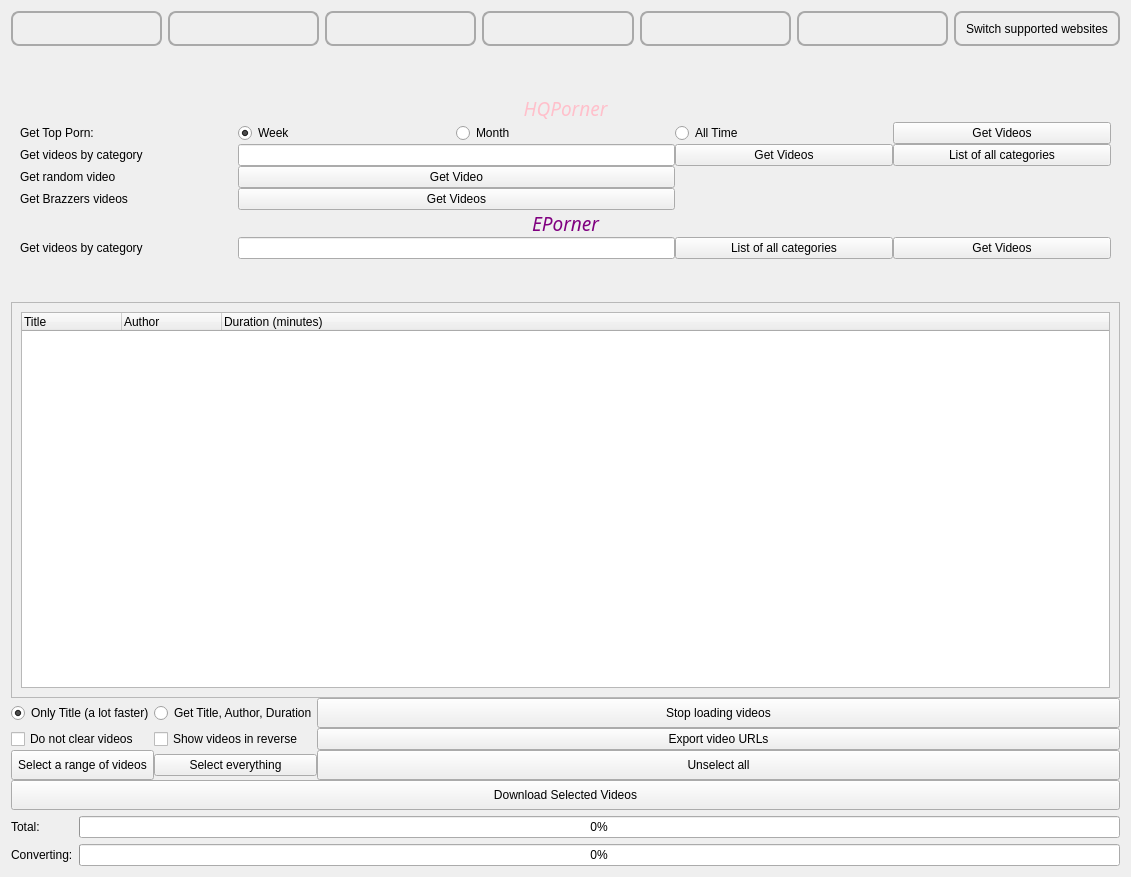
Above: src/frontend/form_desktop.ui from EchterAlsFake/Porn_Fetch before the change. Below: the same form after it.
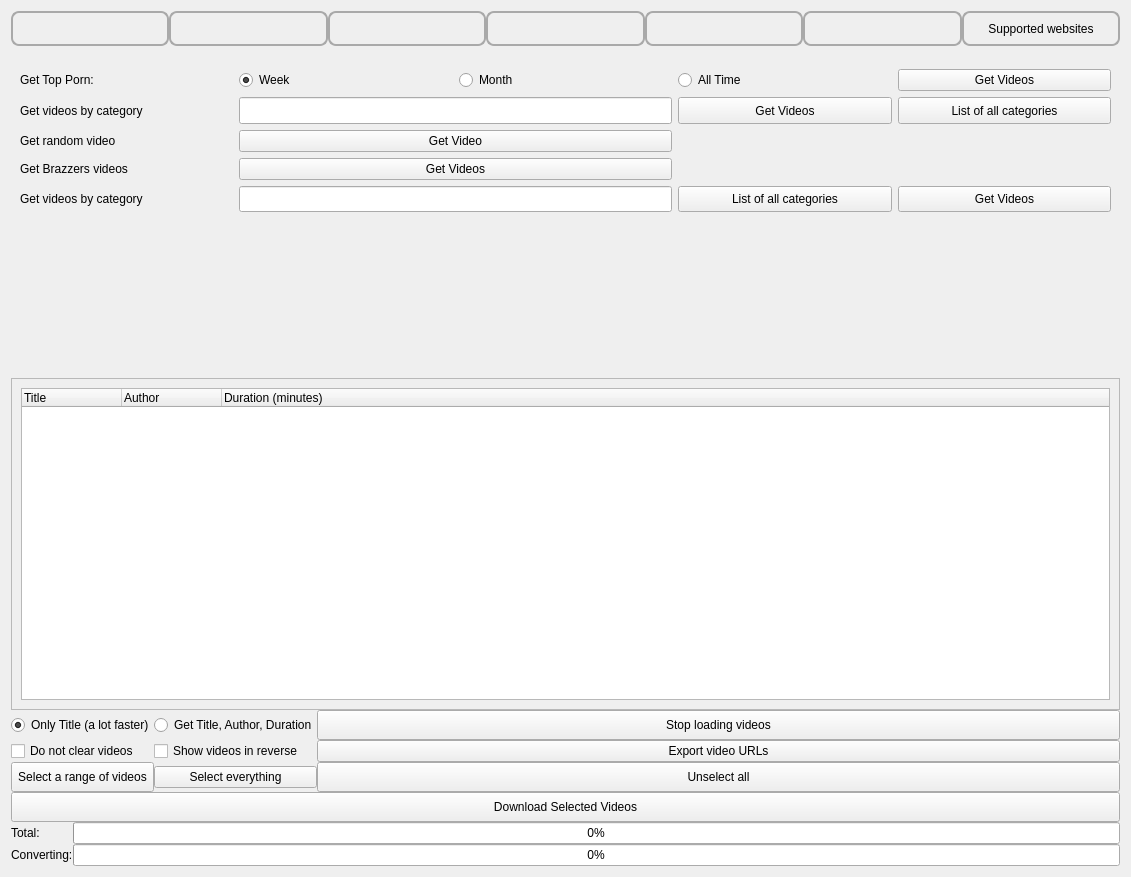
That is the form after the change. The open tabs and pages were chosen to show the change.

Commit message: - we are close .....

What changed in the file:
```diff
--- a/src/frontend/form_desktop.ui
+++ b/src/frontend/form_desktop.ui
@@ -11,7 +11,7 @@
    </rect>
   </property>
   <property name="sizePolicy">
-   <sizepolicy hsizetype="Preferred" vsizetype="Preferred">
+   <sizepolicy hsizetype="Preferred" vsizetype="Fixed">
     <horstretch>0</horstretch>
     <verstretch>0</verstretch>
    </sizepolicy>
@@ -19,7 +19,7 @@
   <property name="minimumSize">
    <size>
     <width>100</width>
-    <height>50</height>
+    <height>48</height>
    </size>
   </property>
   <property name="windowTitle">
@@ -32,8 +32,14 @@
   <layout class="QGridLayout" name="gridLayout_7">
    <item row="0" column="0">
     <layout class="QVBoxLayout" name="verticalLayout_4">
+     <property name="spacing">
+      <number>0</number>
+     </property>
      <item>
       <layout class="QHBoxLayout" name="horizontalLayout">
+       <property name="spacing">
+        <number>0</number>
+       </property>
        <item>
         <widget class="QPushButton" name="button_switch_home">
          <property name="sizePolicy">
@@ -318,7 +324,7 @@
 }</string>
          </property>
          <property name="text">
-          <string>Switch supported websites</string>
+          <string>Supported websites</string>
          </property>
          <property name="iconSize">
           <size>
@@ -360,10 +366,13 @@
          </property>
          <item row="0" column="0">
           <layout class="QVBoxLayout" name="verticalLayout_3">
+           <property name="spacing">
+            <number>0</number>
+           </property>
            <item>
             <widget class="QStackedWidget" name="stacked_widget_top">
              <property name="sizePolicy">
-              <sizepolicy hsizetype="MinimumExpanding" vsizetype="Maximum">
+              <sizepolicy hsizetype="Minimum" vsizetype="Minimum">
                <horstretch>0</horstretch>
                <verstretch>0</verstretch>
               </sizepolicy>
@@ -1109,18 +1118,61 @@
               </layout>
              </widget>
              <widget class="QWidget" name="page_tools">
+              <property name="sizePolicy">
+               <sizepolicy hsizetype="Preferred" vsizetype="Fixed">
+                <horstretch>0</horstretch>
+                <verstretch>0</verstretch>
+               </sizepolicy>
+              </property>
+              <property name="minimumSize">
+               <size>
+                <width>100</width>
+                <height>30</height>
+               </size>
+              </property>
               <layout class="QGridLayout" name="gridLayout_29">
                <item row="0" column="0">
                 <layout class="QGridLayout" name="gridlayout_tools">
+                 <property name="topMargin">
+                  <number>14</number>
+                 </property>
                  <property name="spacing">
-                  <number>0</number>
+                  <number>6</number>
                  </property>
-                 <item row="1" column="2">
+                 <item row="3" column="1" colspan="2">
+                  <widget class="QPushButton" name="button_get_brazzers_videos">
+                   <property name="sizePolicy">
+                    <sizepolicy hsizetype="Preferred" vsizetype="Preferred">
+                     <horstretch>0</horstretch>
+                     <verstretch>0</verstretch>
+                    </sizepolicy>
+                   </property>
+                   <property name="minimumSize">
+                    <size>
+                     <width>0</width>
+                     <height>0</height>
+                    </size>
+                   </property>
+                   <property name="cursor">
+                    <cursorShape>PointingHandCursor</cursorShape>
+                   </property>
+                   <property name="text">
+                    <string>Get Videos</string>
+                   </property>
+                  </widget>
+                 </item>
+                 <item row="0" column="2">
                   <widget class="QRadioButton" name="radio_top_porn_month">
+                   <property name="sizePolicy">
+                    <sizepolicy hsizetype="Minimum" vsizetype="Preferred">
+                     <horstretch>0</horstretch>
+                     <verstretch>0</verstretch>
+                    </sizepolicy>
+                   </property>
                    <property name="minimumSize">
                     <size>
                      <width>0</width>
-                     <height>10</height>
+                     <height>0</height>
                     </size>
                    </property>
                    <property name="cursor">
@@ -1131,10 +1183,10 @@
                    </property>
                   </widget>
                  </item>
-                 <item row="2" column="4">
+                 <item row="1" column="4">
                   <widget class="QPushButton" name="button_list_categories">
                    <property name="sizePolicy">
-                    <sizepolicy hsizetype="Minimum" vsizetype="Fixed">
+                    <sizepolicy hsizetype="Minimum" vsizetype="Preferred">
                      <horstretch>0</horstretch>
                      <verstretch>0</verstretch>
                     </sizepolicy>
@@ -1142,7 +1194,7 @@
                    <property name="minimumSize">
                     <size>
                      <width>0</width>
-                     <height>2</height>
+                     <height>0</height>
                     </size>
                    </property>
                    <property name="cursor">
@@ -1153,26 +1205,10 @@
                    </property>
                   </widget>
                  </item>
-                 <item row="6" column="1" colspan="2">
-                  <widget class="QLineEdit" name="lineedit_videos_by_category_eporner">
-                   <property name="sizePolicy">
-                    <sizepolicy hsizetype="Expanding" vsizetype="Fixed">
-                     <horstretch>0</horstretch>
-                     <verstretch>4</verstretch>
-                    </sizepolicy>
-                   </property>
-                   <property name="minimumSize">
-                    <size>
-                     <width>100</width>
-                     <height>4</height>
-                    </size>
-                   </property>
-                  </widget>
-                 </item>
-                 <item row="6" column="4">
+                 <item row="4" column="4">
                   <widget class="QPushButton" name="button_eporner_category_get_videos">
                    <property name="sizePolicy">
-                    <sizepolicy hsizetype="Minimum" vsizetype="Fixed">
+                    <sizepolicy hsizetype="Minimum" vsizetype="Preferred">
                      <horstretch>0</horstretch>
                      <verstretch>2</verstretch>
                     </sizepolicy>
@@ -1180,7 +1216,7 @@
                    <property name="minimumSize">
                     <size>
                      <width>0</width>
-                     <height>2</height>
+                     <height>0</height>
                     </size>
                    </property>
                    <property name="cursor">
@@ -1191,23 +1227,89 @@
                    </property>
                   </widget>
                  </item>
-                 <item row="6" column="0">
+                 <item row="0" column="3">
+                  <widget class="QRadioButton" name="radio_top_porn_all_time">
+                   <property name="sizePolicy">
+                    <sizepolicy hsizetype="Minimum" vsizetype="Preferred">
+                     <horstretch>0</horstretch>
+                     <verstretch>0</verstretch>
+                    </sizepolicy>
+                   </property>
+                   <property name="minimumSize">
+                    <size>
+                     <width>0</width>
+                     <height>0</height>
+                    </size>
+                   </property>
+                   <property name="cursor">
+                    <cursorShape>PointingHandCursor</cursorShape>
+                   </property>
+                   <property name="text">
+                    <string>All Time</string>
+                   </property>
+                  </widget>
+                 </item>
+                 <item row="4" column="0">
                   <widget class="QLabel" name="label_videos_by_category_eporner">
+                   <property name="sizePolicy">
+                    <sizepolicy hsizetype="Preferred" vsizetype="Preferred">
+                     <horstretch>0</horstretch>
+                     <verstretch>0</verstretch>
+                    </sizepolicy>
+                   </property>
                    <property name="minimumSize">
                     <size>
+                     <width>100</width>
+                     <height>0</height>
+                    </size>
+                   </property>
+                   <property name="text">
+                    <string>Get videos by category</string>
+                   </property>
+                  </widget>
+                 </item>
+                 <item row="4" column="3">
+                  <widget class="QPushButton" name="button_list_categories_eporner">
+                   <property name="sizePolicy">
+                    <sizepolicy hsizetype="Minimum" vsizetype="Preferred">
+                     <horstretch>0</horstretch>
+                     <verstretch>0</verstretch>
+                    </sizepolicy>
+                   </property>
+                   <property name="minimumSize">
+                    <size>
                      <width>0</width>
-                     <height>4</height>
+                     <height>0</height>
                     </size>
                    </property>
                    <property name="text">
+                    <string>List of all categories</string>
+                   </property>
+                  </widget>
+                 </item>
+                 <item row="1" column="0">
+                  <widget class="QLabel" name="label_videos_by_category">
+                   <property name="sizePolicy">
+                    <sizepolicy hsizetype="Preferred" vsizetype="Preferred">
+                     <horstretch>0</horstretch>
+                     <verstretch>0</verstretch>
+                    </sizepolicy>
+                   </property>
+                   <property name="minimumSize">
+                    <size>
+                     <width>0</width>
+                     <height>0</height>
+                    </size>
+                   </property>
+                   <property name="text">
                     <string>Get videos by category</string>
                    </property>
                   </widget>
                  </item>
-                 <item row="2" column="1" colspan="2">
+                 <item row="1" column="1" colspan="2">
                   <widget class="QLineEdit" name="lineedit_hqporner_category">
                    <property name="sizePolicy">
-                    <sizepolicy hsizetype="Expanding" vsizetype="Fixed">
+                    <sizepolicy hsizetype="Expanding" vsizetype="Preferred">
                      <horstretch>0</horstretch>
                      <verstretch>4</verstretch>
                     </sizepolicy>
@@ -1215,52 +1317,23 @@
                    <property name="minimumSize">
                     <size>
                      <width>100</width>
-                     <height>4</height>
+                     <height>0</height>
                     </size>
                    </property>
                   </widget>
                  </item>
-                 <item row="3" column="1" colspan="2">
-                  <widget class="QPushButton" name="button_get_random_videos">
-                   <property name="sizePolicy">
-                    <sizepolicy hsizetype="Preferred" vsizetype="Fixed">
-                     <horstretch>0</horstretch>
-                     <verstretch>0</verstretch>
-                    </sizepolicy>
-                   </property>
-                   <property name="minimumSize">
-                    <size>
-                     <width>0</width>
-                     <height>10</height>
-                    </size>
-                   </property>
-                   <property name="cursor">
-                    <cursorShape>PointingHandCursor</cursorShape>
-                   </property>
-                   <property name="text">
-                    <string>Get Video</string>
-                   </property>
-                  </widget>
-                 </item>
-                 <item row="3" column="0">
-                  <widget class="QLabel" name="labe_get_random_video">
-                   <property name="minimumSize">
-                    <size>
-                     <width>0</width>
-                     <height>4</height>
-                    </size>
-                   </property>
-                   <property name="text">
-                    <string>Get random video</string>
-                   </property>
-                  </widget>
-                 </item>
-                 <item row="1" column="1">
+                 <item row="0" column="1">
                   <widget class="QRadioButton" name="radio_top_porn_week">
+                   <property name="sizePolicy">
+                    <sizepolicy hsizetype="Minimum" vsizetype="Preferred">
+                     <horstretch>0</horstretch>
+                     <verstretch>0</verstretch>
+                    </sizepolicy>
+                   </property>
                    <property name="minimumSize">
                     <size>
                      <width>0</width>
-                     <height>10</height>
+                     <height>0</height>
                     </size>
                    </property>
                    <property name="cursor">
@@ -1274,62 +1347,34 @@
                    </property>
                   </widget>
                  </item>
-                 <item row="6" column="3">
-                  <widget class="QPushButton" name="button_list_categories_eporner">
-                   <property name="sizePolicy">
-                    <sizepolicy hsizetype="Minimum" vsizetype="Fixed">
-                     <horstretch>0</horstretch>
-                     <verstretch>0</verstretch>
-                    </sizepolicy>
-                   </property>
-                   <property name="minimumSize">
-                    <size>
-                     <width>0</width>
-                     <height>2</height>
-                    </size>
-                   </property>
-                   <property name="cursor">
-                    <cursorShape>PointingHandCursor</cursorShape>
-                   </property>
-                   <property name="text">
-                    <string>List of all categories</string>
-                   </property>
-                  </widget>
-                 </item>
-                 <item row="2" column="3">
-                  <widget class="QPushButton" name="button_hqporner_category_get_videos">
-                   <property name="sizePolicy">
-                    <sizepolicy hsizetype="Minimum" vsizetype="Fixed">
-                     <horstretch>0</horstretch>
-                     <verstretch>2</verstretch>
-                    </sizepolicy>
-                   </property>
-                   <property name="minimumSize">
-                    <size>
-                     <width>0</width>
-                     <height>2</height>
-                    </size>
-                   </property>
-                   <property name="cursor">
-                    <cursorShape>PointingHandCursor</cursorShape>
-                   </property>
-                   <property name="text">
-                    <string>Get Videos</string>
-                   </property>
-                  </widget>
-                 </item>
                  <item row="4" column="1" colspan="2">
-                  <widget class="QPushButton" name="button_get_brazzers_videos">
+                  <widget class="QLineEdit" name="lineedit_videos_by_category_eporner">
                    <property name="sizePolicy">
-                    <sizepolicy hsizetype="Preferred" vsizetype="Fixed">
+                    <sizepolicy hsizetype="Expanding" vsizetype="Preferred">
                      <horstretch>0</horstretch>
-                     <verstretch>0</verstretch>
+                     <verstretch>4</verstretch>
+                    </sizepolicy>
+                   </property>
+                   <property name="minimumSize">
+                    <size>
+                     <width>100</width>
+                     <height>0</height>
+                    </size>
+                   </property>
+                  </widget>
+                 </item>
+                 <item row="1" column="3">
+                  <widget class="QPushButton" name="button_hqporner_category_get_videos">
+                   <property name="sizePolicy">
+                    <sizepolicy hsizetype="Minimum" vsizetype="Preferred">
+                     <horstretch>0</horstretch>
+                     <verstretch>2</verstretch>
                     </sizepolicy>
                    </property>
                    <property name="minimumSize">
                     <size>
                      <width>0</width>
-                     <height>10</height>
+                     <height>0</height>
                     </size>
                    </property>
                    <property name="cursor">
@@ -1340,12 +1385,37 @@
                    </property>
                   </widget>
                  </item>
-                 <item row="1" column="4">
+                 <item row="2" column="0">
+                  <widget class="QLabel" name="labe_get_random_video">
+                   <property name="sizePolicy">
+                    <sizepolicy hsizetype="Preferred" vsizetype="Preferred">
+                     <horstretch>0</horstretch>
+                     <verstretch>0</verstretch>
+                    </sizepolicy>
+                   </property>
+                   <property name="minimumSize">
+                    <size>
+                     <width>0</width>
+                     <height>0</height>
+                    </size>
+                   </property>
+                   <property name="text">
+                    <string>Get random video</string>
+                   </property>
+                  </widget>
+                 </item>
+                 <item row="0" column="4">
                   <widget class="QPushButton" name="button_top_porn_get_videos">
+                   <property name="sizePolicy">
+                    <sizepolicy hsizetype="Minimum" vsizetype="Preferred">
+                     <horstretch>0</horstretch>
+                     <verstretch>0</verstretch>
+                    </sizepolicy>
+                   </property>
                    <property name="minimumSize">
                     <size>
                      <width>0</width>
-                     <height>10</height>
+                     <height>0</height>
                     </size>
                    </property>
                    <property name="cursor">
@@ -1356,25 +1426,18 @@
                    </property>
                   </widget>
                  </item>
-                 <item row="2" column="0">
-                  <widget class="QLabel" name="label_videos_by_category">
-                   <property name="minimumSize">
-                    <size>
-                     <width>0</width>
-                     <height>4</height>
-                    </size>
-                   </property>
-                   <property name="text">
-                    <string>Get videos by category</string>
-                   </property>
-                  </widget>
-                 </item>
-                 <item row="4" column="0">
+                 <item row="3" column="0">
                   <widget class="QLabel" name="label_get_brazzers_videos">
+                   <property name="sizePolicy">
+                    <sizepolicy hsizetype="Preferred" vsizetype="Preferred">
+                     <horstretch>0</horstretch>
+                     <verstretch>0</verstretch>
+                    </sizepolicy>
+                   </property>
                    <property name="minimumSize">
                     <size>
                      <width>0</width>
-                     <height>4</height>
+                     <height>0</height>
                     </size>
                    </property>
                    <property name="text">
@@ -1382,99 +1445,62 @@
                    </property>
                   </widget>
                  </item>
-                 <item row="1" column="3">
-                  <widget class="QRadioButton" name="radio_top_porn_all_time">
-                   <property name="minimumSize">
-                    <size>
-                     <width>0</width>
-                     <height>10</height>
-                    </size>
-                   </property>
-                   <property name="cursor">
-                    <cursorShape>PointingHandCursor</cursorShape>
-                   </property>
-                   <property name="text">
-                    <string>All Time</string>
-                   </property>
-                  </widget>
-                 </item>
-                 <item row="5" column="0" colspan="5">
-                  <widget class="QLabel" name="label_3">
-                   <property name="sizePolicy">
-                    <sizepolicy hsizetype="Preferred" vsizetype="Maximum">
-                     <horstretch>0</horstretch>
-                     <verstretch>0</verstretch>
-                    </sizepolicy>
-                   </property>
-                   <property name="font">
-                    <font>
-                     <family>Noto Sans Syriac Western Black</family>
-                     <pointsize>14</pointsize>
-                     <italic>true</italic>
-                     <bold>false</bold>
-                     <underline>false</underline>
-                    </font>
-                   </property>
-                   <property name="styleSheet">
-                    <string notr="true">color: purple;</string>
-                   </property>
-                   <property name="text">
-                    <string>EPorner</string>
-                   </property>
-                   <property name="textFormat">
-                    <enum>Qt::TextFormat::PlainText</enum>
-                   </property>
-                   <property name="alignment">
-                    <set>Qt::AlignmentFlag::AlignBottom|Qt::AlignmentFlag::AlignHCenter</set>
-                   </property>
-                   <property name="wordWrap">
-                    <bool>false</bool>
-                   </property>
-                  </widget>
-                 </item>
-                 <item row="1" column="0">
+                 <item row="0" column="0">
                   <widget class="QLabel" name="label_get_top_porn">
+                   <property name="sizePolicy">
+                    <sizepolicy hsizetype="Preferred" vsizetype="Preferred">
+                     <horstretch>0</horstretch>
+                     <verstretch>0</verstretch>
+                    </sizepolicy>
+                   </property>
+                   <property name="minimumSize">
+                    <size>
+                     <width>0</width>
+                     <height>0</height>
+                    </size>
+                   </property>
                    <property name="text">
                     <string>Get Top Porn:</string>
                    </property>
                   </widget>
                  </item>
-                 <item row="0" column="0" colspan="5">
-                  <widget class="QLabel" name="label">
+                 <item row="2" column="1" colspan="2">
+                  <widget class="QPushButton" name="button_get_random_videos">
                    <property name="sizePolicy">
-                    <sizepolicy hsizetype="Preferred" vsizetype="Maximum">
+                    <sizepolicy hsizetype="Preferred" vsizetype="Preferred">
                      <horstretch>0</horstretch>
                      <verstretch>0</verstretch>
                     </sizepolicy>
                    </property>
-                   <property name="font">
-                    <font>
-                     <family>Noto Sans Syriac Western Black</family>
-                     <pointsize>14</pointsize>
-                     <italic>true</italic>
-                     <bold>false</bold>
-                     <underline>false</underline>
-                    </font>
+                   <property name="minimumSize">
+                    <size>
+                     <width>0</width>
+                     <height>0</height>
+                    </size>
                    </property>
-                   <property name="styleSheet">
-                    <string notr="true">color: pink</string>
+                   <property name="cursor">
+                    <cursorShape>PointingHandCursor</cursorShape>
                    </property>
                    <property name="text">
-                    <string>HQPorner</string>
-                   </property>
-                   <property name="textFormat">
-                    <enum>Qt::TextFormat::PlainText</enum>
-                   </property>
-                   <property name="alignment">
-                    <set>Qt::AlignmentFlag::AlignBottom|Qt::AlignmentFlag::AlignHCenter</set>
-                   </property>
-                   <property name="wordWrap">
-                    <bool>false</bool>
+                    <string>Get Video</string>
                    </property>
                   </widget>
                  </item>
                 </layout>
                </item>
+               <item row="1" column="0">
+                <spacer name="verticalSpacer_2">
+                 <property name="orientation">
+                  <enum>Qt::Orientation::Vertical</enum>
+                 </property>
+                 <property name="sizeHint" stdset="0">
+                  <size>
+                   <width>20</width>
+                   <height>40</height>
+                  </size>
+                 </property>
+                </spacer>
+               </item>
               </layout>
              </widget>
             </widget>
@@ -1492,12 +1518,15 @@
                   <x>0</x>
                   <y>0</y>
                   <width>1105</width>
-                  <height>318</height>
+                  <height>311</height>
                  </rect>
                 </property>
                 <layout class="QGridLayout" name="gridLayout_4">
                  <item row="1" column="0">
                   <layout class="QVBoxLayout" name="verticallayout_treewidget_settings">
+                   <property name="spacing">
+                    <number>0</number>
+                   </property>
                    <item>
                     <widget class="QTreeWidget" name="treeWidget">
                      <property name="sizePolicy">
@@ -2476,6 +2505,12 @@
      </item>
      <item>
       <layout class="QFormLayout" name="formLayout">
+       <property name="horizontalSpacing">
+        <number>0</number>
+       </property>
+       <property name="verticalSpacing">
+        <number>0</number>
+       </property>
        <item row="0" column="0">
         <widget class="QLabel" name="label_2">
          <property name="text">
```
Left out of the diff: 884 changed lines with no effect on the pictures. The commit also changes 2 other files.
